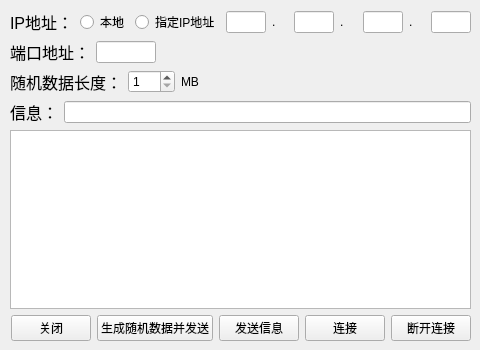
Old version of the form CNSD2/Cilent/Resources/CilentWidget.ui in the repository fuookami/CouputerNetworkCurriculumDesign.
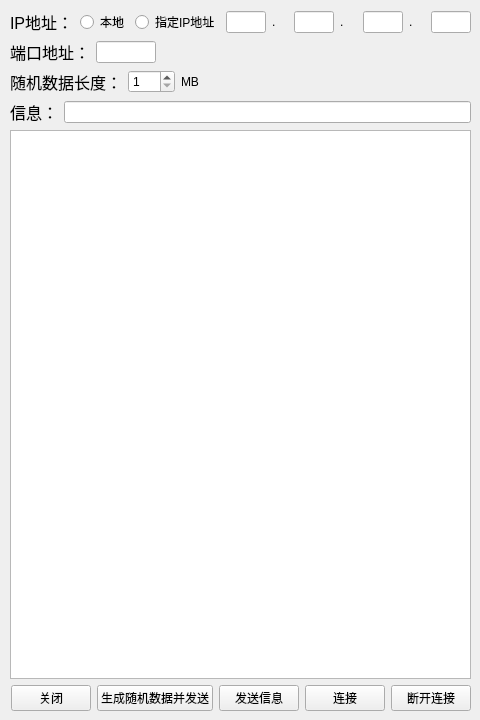
New version of the form.

Diff of the .ui file:
```diff
--- a/CNSD2/Cilent/Resources/CilentWidget.ui
+++ b/CNSD2/Cilent/Resources/CilentWidget.ui
@@ -7,19 +7,19 @@
     <x>0</x>
     <y>0</y>
     <width>480</width>
-    <height>350</height>
+    <height>720</height>
    </rect>
   </property>
   <property name="minimumSize">
    <size>
     <width>480</width>
-    <height>350</height>
+    <height>720</height>
    </size>
   </property>
   <property name="maximumSize">
    <size>
     <width>480</width>
-    <height>350</height>
+    <height>720</height>
    </size>
   </property>
   <property name="windowTitle">
@@ -31,7 +31,7 @@
      <x>10</x>
      <y>10</y>
      <width>461</width>
-     <height>331</height>
+     <height>701</height>
     </rect>
    </property>
    <layout class="QVBoxLayout" name="verticalLayout">
```
Left out of the diff: 2 changed lines with no effect on the pictures.
